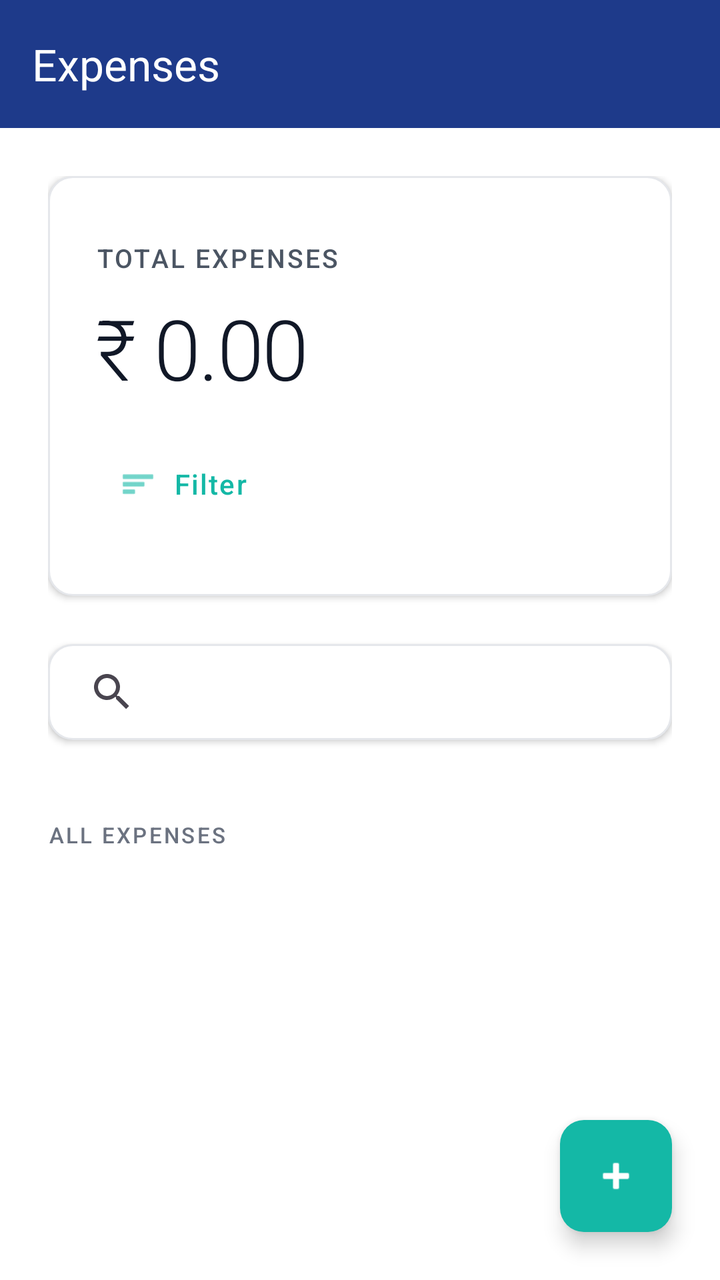
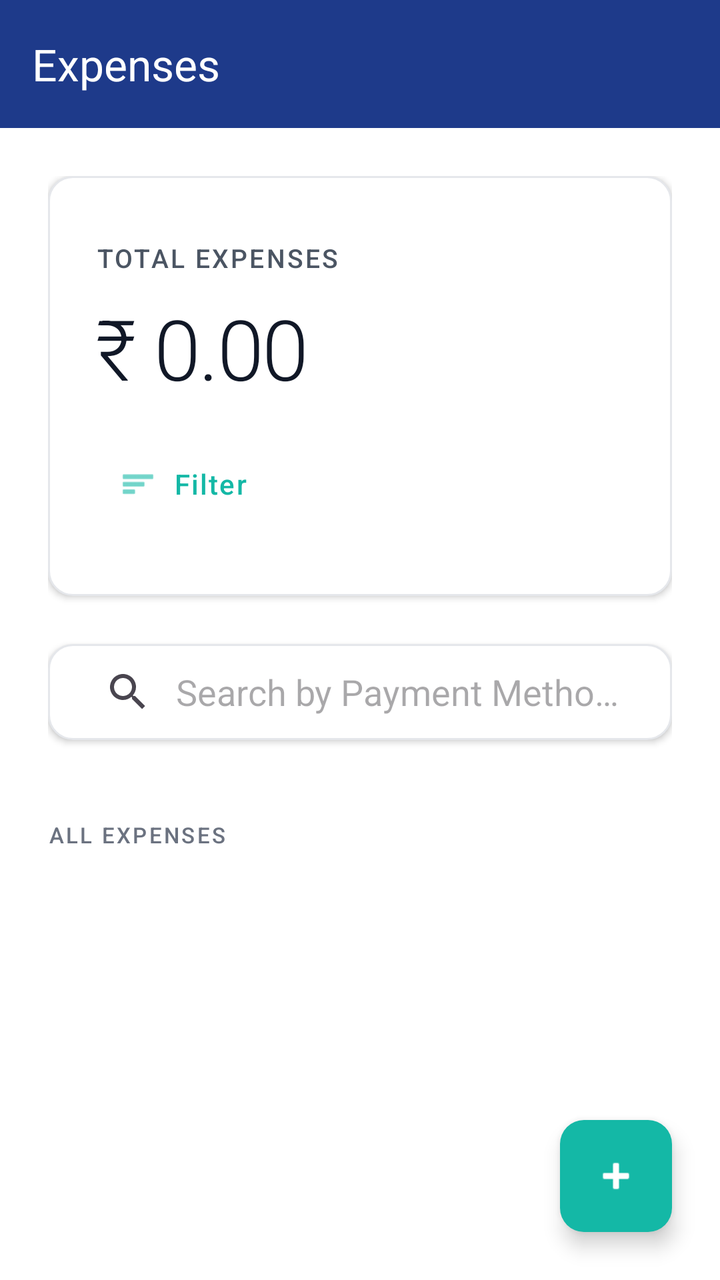

The first picture is an Android layout as it rendered before a commit; the second is the same layout after the commit. The layout source and the unified diff follow.
<!-- AndroidManifest.xml: application theme Theme.ExpenseTracker.Timeless -->
<!-- res/layout/activity_main.xml -->
<?xml version="1.0" encoding="utf-8"?>
<androidx.coordinatorlayout.widget.CoordinatorLayout xmlns:android="http://schemas.android.com/apk/res/android"
    xmlns:app="http://schemas.android.com/apk/res-auto"
    android:layout_width="match_parent"
    android:layout_height="match_parent"
    android:background="@color/light_background">

    
    <com.google.android.material.appbar.AppBarLayout
        android:id="@+id/appBar"
        android:layout_width="match_parent"
        android:layout_height="wrap_content"
        android:background="@color/navy_primary"
        android:elevation="4dp"
        app:elevation="4dp">

        <com.google.android.material.appbar.MaterialToolbar
            android:id="@+id/toolbar"
            android:layout_width="match_parent"
            android:layout_height="?attr/actionBarSize"
            android:background="@color/navy_primary"
            app:title="Expenses"
            app:titleTextColor="@color/white" />

    </com.google.android.material.appbar.AppBarLayout>

    
    <androidx.core.widget.NestedScrollView
        android:layout_width="match_parent"
        android:layout_height="match_parent"
        android:fillViewport="true"
        android:scrollbars="vertical"
        android:scrollbarStyle="outsideOverlay"
        android:scrollbarThumbVertical="@color/teal_accent"
        android:scrollbarSize="4dp"
        android:fadeScrollbars="false"
        app:layout_behavior="@string/appbar_scrolling_view_behavior">

        <LinearLayout
            android:layout_width="match_parent"
            android:layout_height="wrap_content"
            android:orientation="vertical"
            android:padding="24dp">

            
            <LinearLayout
                android:layout_width="match_parent"
                android:layout_height="wrap_content"
                android:orientation="vertical"
                android:paddingVertical="32dp"
                android:paddingHorizontal="24dp"
                android:background="@drawable/timeless_card_bg"
                android:elevation="2dp">

                <TextView
                    android:layout_width="wrap_content"
                    android:layout_height="wrap_content"
                    android:text="Total Expenses"
                    android:textSize="13sp"
                    android:textColor="@color/timeless_text_secondary"
                    android:letterSpacing="0.08"
                    android:fontFamily="sans-serif-medium"
                    android:textAllCaps="true" />

                <TextView
                    android:id="@+id/tvTotalAmount"
                    android:layout_width="wrap_content"
                    android:layout_height="wrap_content"
                    android:text="₹ 0.00"
                    android:textSize="42sp"
                    android:textColor="@color/timeless_text_primary"
                    android:fontFamily="sans-serif-light"
                    android:letterSpacing="-0.02"
                    android:layout_marginTop="8dp" />

                
                <com.google.android.material.button.MaterialButton
                    android:id="@+id/btnFilter"
                    style="@style/Widget.Material3.Button.TextButton"
                    android:layout_width="wrap_content"
                    android:layout_height="48dp"
                    android:text="Filter"
                    android:textColor="@color/teal_accent"
                    android:textSize="14sp"
                    android:letterSpacing="0.05"
                    android:fontFamily="sans-serif-medium"
                    app:icon="@android:drawable/ic_menu_sort_by_size"
                    app:iconTint="@color/teal_accent"
                    app:iconGravity="start"
                    app:iconPadding="8dp"
                    app:rippleColor="@color/teal_light"
                    android:layout_marginTop="16dp" />

            </LinearLayout>

            
            <androidx.appcompat.widget.SearchView
                android:id="@+id/searchView"
                android:layout_width="match_parent"
                android:layout_height="wrap_content"
                android:layout_marginTop="24dp"
                android:background="@drawable/timeless_card_bg"
                android:elevation="2dp"
                android:queryHint="Search by Payment Method, UPI App, Bank Name or Description"
                app:iconifiedByDefault="false"
                app:queryBackground="@android:color/transparent" />

            
            <TextView
                android:id="@+id/tvExpensesHeader"
                android:layout_width="wrap_content"
                android:layout_height="wrap_content"
                android:text="All Expenses"
                android:textSize="11sp"
                android:textColor="@color/timeless_text_tertiary"
                android:letterSpacing="0.1"
                android:fontFamily="sans-serif-medium"
                android:textAllCaps="true"
                android:layout_marginTop="40dp"
                android:layout_marginBottom="16dp" />

            
            <TextView
                android:id="@+id/tvEmpty"
                android:layout_width="match_parent"
                android:layout_height="wrap_content"
                android:text="No expenses yet"
                android:textSize="15sp"
                android:textColor="@color/timeless_text_tertiary"
                android:fontFamily="sans-serif"
                android:gravity="center"
                android:padding="48dp"
                android:visibility="gone" />

            
            <androidx.recyclerview.widget.RecyclerView
                android:id="@+id/recyclerView"
                android:layout_width="match_parent"
                android:layout_height="wrap_content"
                android:clipToPadding="false"
                android:nestedScrollingEnabled="false"
                android:scrollbars="vertical"
                android:scrollbarStyle="outsideOverlay"
                android:scrollbarThumbVertical="@color/teal_accent"
                android:scrollbarSize="4dp"
                android:fadeScrollbars="false" />

            
            <com.google.android.material.card.MaterialCardView
                android:id="@+id/layoutCategorySummary"
                android:layout_width="match_parent"
                android:layout_height="wrap_content"
                android:layout_marginTop="24dp"
                android:visibility="gone"
                app:cardBackgroundColor="@color/timeless_off_white"
                app:cardCornerRadius="12dp"
                app:cardElevation="0dp"
                app:strokeWidth="0dp">

                <LinearLayout
                    android:layout_width="match_parent"
                    android:layout_height="wrap_content"
                    android:orientation="vertical"
                    android:padding="20dp">

                    <TextView
                        android:layout_width="wrap_content"
                        android:layout_height="wrap_content"
                        android:text="Summary by Category"
                        android:textSize="11sp"
                        android:textColor="@color/timeless_text_tertiary"
                        android:letterSpacing="0.1"
                        android:fontFamily="sans-serif-medium"
                        android:textAllCaps="true"
                        android:layout_marginBottom="16dp" />

                    <androidx.recyclerview.widget.RecyclerView
                        android:id="@+id/rvCategorySummary"
                        android:layout_width="match_parent"
                        android:layout_height="wrap_content"
                        android:nestedScrollingEnabled="false" />

                </LinearLayout>

            </com.google.android.material.card.MaterialCardView>

        </LinearLayout>

    </androidx.core.widget.NestedScrollView>

    
    <com.google.android.material.floatingactionbutton.FloatingActionButton
        android:id="@+id/fabAdd"
        android:layout_width="wrap_content"
        android:layout_height="wrap_content"
        android:layout_gravity="bottom|end"
        android:layout_margin="24dp"
        android:contentDescription="Add Expense"
        android:src="@android:drawable/ic_input_add"
        app:backgroundTint="@color/teal_accent"
        app:tint="@color/white"
        app:elevation="6dp"
        app:borderWidth="0dp" />

</androidx.coordinatorlayout.widget.CoordinatorLayout>
<!-- resources referenced by this layout -->
<resources>
  <color name="light_background">#FFFFFF</color>
  <color name="navy_primary">#1E3A8A</color>
  <color name="teal_accent">#14B8A6</color>
  <color name="teal_light">#5EEAD4</color>
  <color name="timeless_off_white">#F9FAFB</color>
  <color name="timeless_text_primary">#111827</color>
  <color name="timeless_text_secondary">#4B5563</color>
  <color name="timeless_text_tertiary">#6B7280</color>
  <color name="white">#FFFFFFFF</color>
  <!-- drawable timeless_card_bg (drawable) -->
  <?xml version="1.0" encoding="utf-8"?>
  <shape xmlns:android="http://schemas.android.com/apk/res/android">
      <solid android:color="@color/white" />
      <corners android:radius="12dp" />
      <stroke
          android:width="1dp"
          android:color="@color/gray_200" />
  </shape>
  <style name="Theme.ExpenseTracker.Timeless" parent="Theme.Material3.Light.NoActionBar">
          <item name="colorPrimary">@color/timeless_charcoal</item>
          <item name="colorOnPrimary">@color/timeless_white</item>
          <item name="colorSecondary">@color/timeless_gold</item>
          <item name="colorOnSecondary">@color/timeless_white</item>
          <item name="android:colorBackground">@color/timeless_white</item>
          <item name="colorSurface">@color/timeless_white</item>
          <item name="colorOnSurface">@color/timeless_text_primary</item>
          
          
          <item name="android:statusBarColor">@color/timeless_white</item>
          <item name="android:windowLightStatusBar">true</item>
          
          
          <item name="android:navigationBarColor">@color/timeless_white</item>
          <item name="android:windowLightNavigationBar">true</item>
      </style>
  <color name="gray_200">#E5E7EB</color>
  <color name="timeless_charcoal">#111827</color>
  <color name="timeless_white">#FFFFFF</color>
  <color name="timeless_gold">#14B8A6</color>
</resources>

<!-- the commit's change to res/layout/activity_main.xml (unified diff, before → after) -->
@@ -99,11 +99,14 @@
                 android:layout_width="match_parent"
                 android:layout_height="wrap_content"
                 android:layout_marginTop="24dp"
+                android:paddingVertical="4dp"
+                android:paddingHorizontal="8dp"
                 android:background="@drawable/timeless_card_bg"
                 android:elevation="2dp"
                 android:queryHint="Search by Payment Method, UPI App, Bank Name or Description"
                 app:iconifiedByDefault="false"
-                app:queryBackground="@android:color/transparent" />
+                app:queryBackground="@android:color/transparent"
+                app:defaultQueryHint="Search by Payment Method, UPI App, Bank Name or Description" />
 
             
             <TextView
